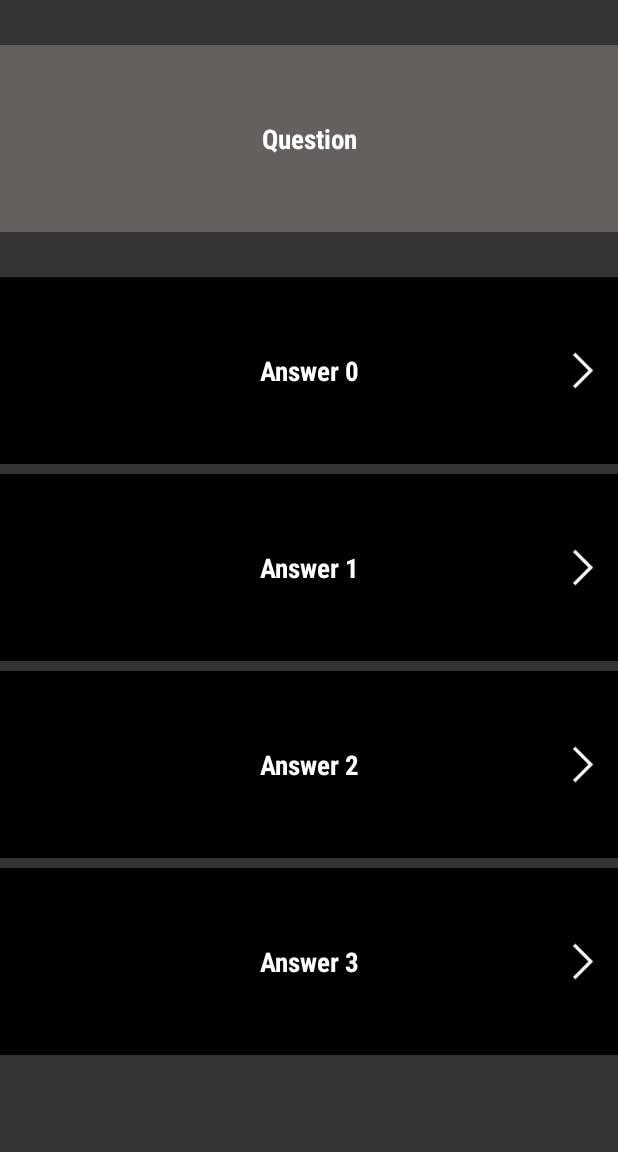
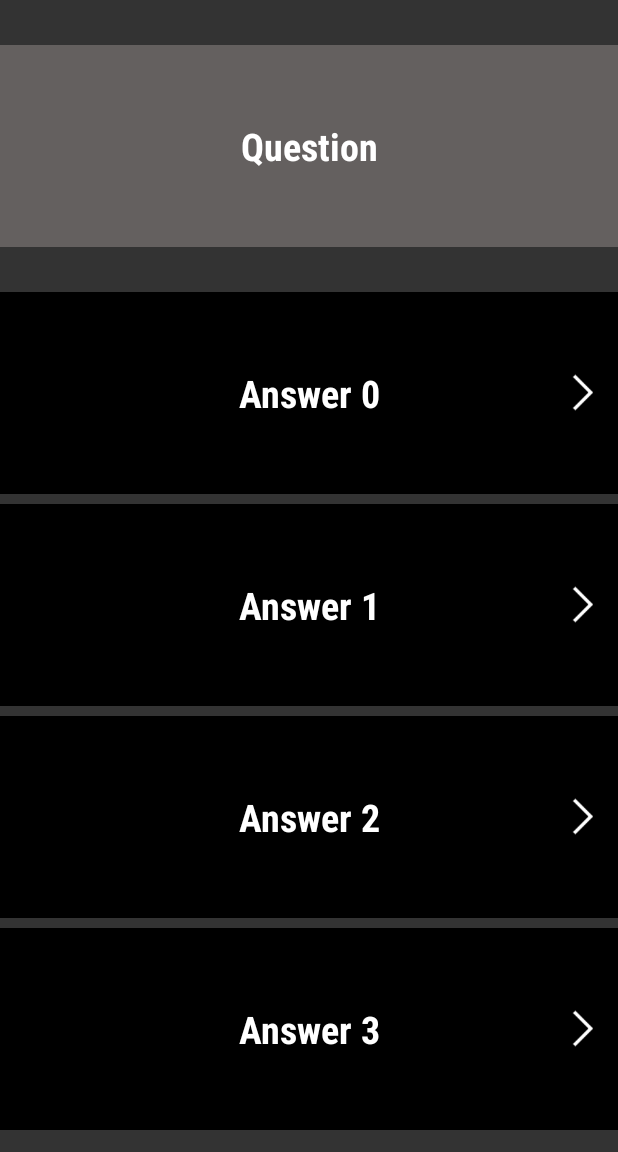
Before and after one commit to jonatn/mate, an Android app: the CardgameActivity screen opened directly, with no data from a screen before it, on a phone screen of 412 x 824 dp, the part 84-1236 px from its top. Run offline under Robolectric (Android 15) with nearby library versions, the phone set to English and light mode, and no system bars.

Commit message:
Signed-off-by: ebozkurt93 <ebozkurt93@gmail.com>

```diff
--- a/app/src/main/res/layout/activity_cardgame.xml
+++ b/app/src/main/res/layout/activity_cardgame.xml
@@ -15,6 +15,7 @@
         android:layout_marginBottom="30dp"
         android:paddingBottom="50dp"
         android:paddingTop="50dp"
+        android:textSize="25sp"
         android:text="Question"
         android:fontFamily="sans-serif-condensed"
         android:textStyle="bold"
--- a/app/src/main/res/layout/list_select.xml
+++ b/app/src/main/res/layout/list_select.xml
@@ -20,6 +20,7 @@
                 android:textAppearance="?android:attr/textAppearanceMedium"
                 android:paddingBottom="50dp"
             android:paddingTop="50dp"
+            android:textSize="25sp"
                 android:text="Answer"
                 android:background="#000000"
                 android:fontFamily="sans-serif-condensed"
@@ -63,6 +64,7 @@
             android:text="Selected"
             android:fontFamily="sans-serif-condensed"
             android:textStyle="bold"
+            android:textSize="20sp"
             android:clickable="false"
             android:layout_weight="2"
             android:hapticFeedbackEnabled="true"
@@ -72,6 +74,7 @@
             android:layout_width="0dp"
             android:layout_height="match_parent"
             android:gravity="center"
+            android:textSize="20sp"
             android:id="@+id/txt_undo"
             android:fontFamily="sans-serif-condensed"
             android:textStyle="bold"
```
